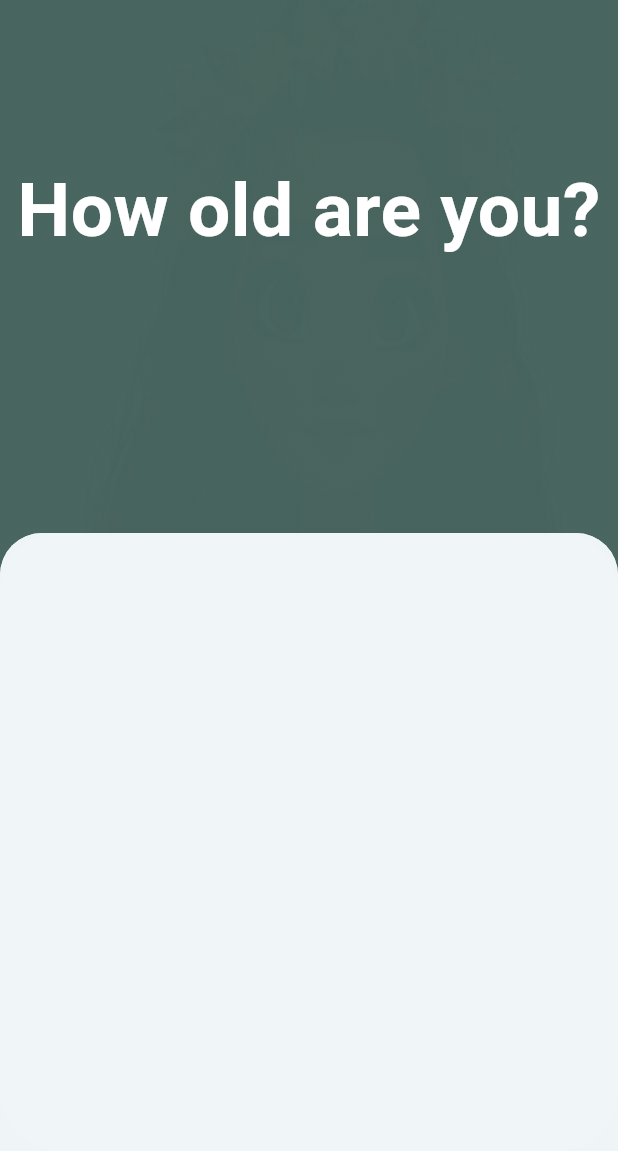
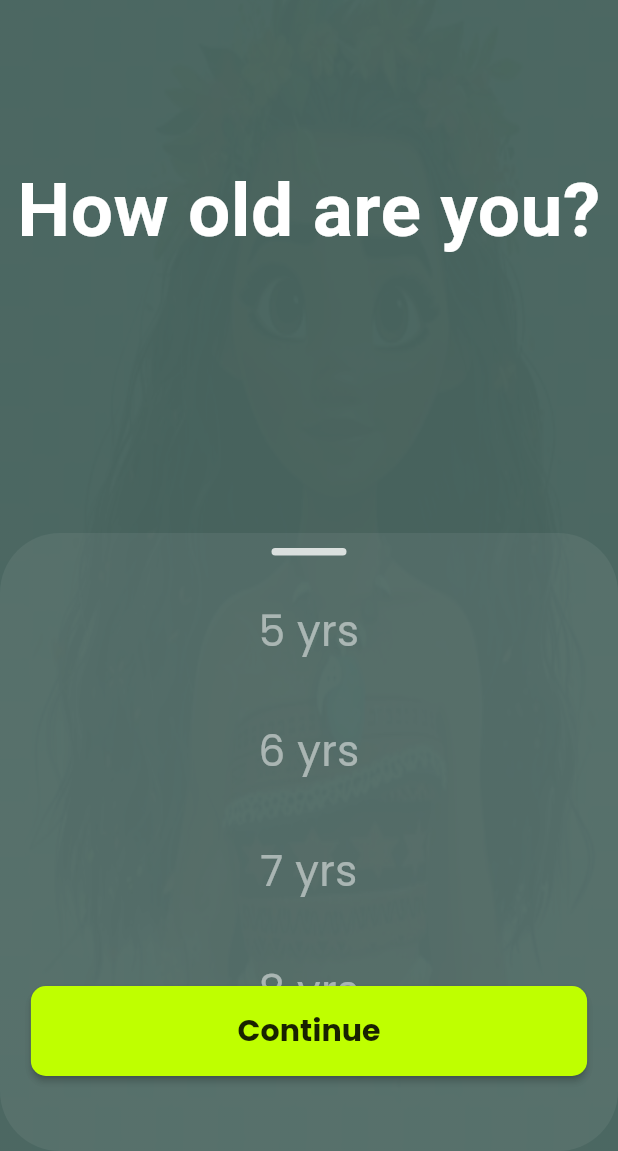
Before and after one commit to SamuelNyarko-lab/pbooks, a Flutter app: the SecondScreen screen opened directly, on a phone screen of 412 x 824 dp, the part 85-1236 px from its top. Run offline on Flutter 3.47's test engine with Material 3 defaults, Android fonts, the phone set to English and light mode, and no system bars; Roboto replaces fonts that are missing (Poppins-Bold).

Commit message:
Second Screen Complete

```diff
--- a/lib/main.dart
+++ b/lib/main.dart
@@ -1,6 +1,8 @@
 import 'package:flutter/material.dart';
 import 'package:pbooks/utilities/utils.dart';
+import 'package:pbooks/views/secondscreen.dart';
 import 'package:pbooks/views/splashscreen.dart';
+import 'package:pbooks/views/thirdscreen.dart';
 
 
 void main() {
@@ -17,7 +19,7 @@ class MyApp extends StatelessWidget {
       title: 'PBooks',
       theme: mainTheme,
       debugShowCheckedModeBanner: false,
-      home: SplashScreen(),
+      home: ThirdScreen(),
     );
   }
 }
--- /dev/null
+++ b/lib/views/mainpage.dart
@@ -0,0 +1,10 @@
+import 'package:flutter/material.dart';
+
+class MainPage extends StatelessWidget {
+  const MainPage({super.key});
+
+  @override
+  Widget build(BuildContext context) {
+    return const Placeholder();
+  }
+}
--- a/lib/views/secondscreen.dart
+++ b/lib/views/secondscreen.dart
@@ -1,6 +1,7 @@
 // ignore_for_file: must_be_immutable
 
 import 'package:flutter/material.dart';
+import 'package:pbooks/views/thirdscreen.dart';
 
 import '../utilities/helpers.dart';
 import '../widgets/button.dart';
@@ -10,12 +11,14 @@ import '../widgets/pagewithbg.dart';
 class SecondScreen extends StatelessWidget {
   SecondScreen({super.key});
 
-  List<int> ages = [1, 2, 3, 4, 5, 6, 7, 8, 9, 10];
+  List<int> ages = [5, 6, 7, 8, 9, 10, 11, 12, 13, 14, 15, 16, 17];
+  final ValueNotifier<int?> selectedIndex = ValueNotifier<int?>(null);
+
   @override
   Widget build(BuildContext context) {
     return PageWithBackground(
       assetImagePath: 'assets/images/moana2.jpg',
-      opacity: 0.01,
+      opacity: 0.02,
       child: Scaffold(
         appBar: AppBar(
           leading: CircularButton(
@@ -52,25 +55,134 @@ class SecondScreen extends StatelessWidget {
               verticalSpace(50),
               Container(
                 height: deviceHeight(context) * 0.5,
+                width: double.infinity,
                 decoration: BoxDecoration(
-                    color: Colors.white.withAlpha(20),
-                    borderRadius: BorderRadius.horizontal(
-                      left: Radius.circular(40),
-                      right: Radius.circular(40),
-                    )),
+                  color: Colors.white.withAlpha(15),
+                  borderRadius: BorderRadius.horizontal(
+                    left: Radius.circular(40),
+                    right: Radius.circular(40),
+                  ),
+                ),
+                child: Stack(
+                  alignment: Alignment.topCenter,
+                  children: [
+                    SizedBox(
+                      height: (deviceHeight(context) * 0.5) - 100,
+                      child: Column(
+                        children: [
+                          Padding(
+                            padding: const EdgeInsets.all(10.0),
+                            child: Container(
+                              width: 50,
+                              height: 5,
+                              decoration: BoxDecoration(
+                                color: Colors.white.withAlpha(200),
+                                borderRadius: BorderRadius.circular(10),
+                              ),
+                            ),
+                          ),
+                          // Expanded(
+                          //   child: ListView.builder(
+                          //       itemCount: ages.length,
+                          //       itemBuilder: (context, index) {
+                          //         return Padding(
+                          //           padding: const EdgeInsets.all(20.0),
+                          //           child: Text(
+                          //             '${ages[index]} yrs',
+                          //             textAlign: TextAlign.center,
+                          //             style: TextStyle(
+                          //               color: Colors.white,
+                          //               fontWeight: FontWeight.w600,
+                          //               fontSize: 30,
+                          //               fontFamily: 'Poppins'
+                          //             ),
+                          //           ),
+                          //         );
+                          //       }),
+                          // )
+                          Expanded(
+                            child: ValueListenableBuilder<int?>(
+                              valueListenable:
+                                  selectedIndex, // ✅ Correct usage here
+                              builder: (context, selected, child) {
+                                return ListView.builder(
+                                  itemCount: ages.length,
+                                  //itemExtent: 50,
+                                  physics: BouncingScrollPhysics(),
+                                  itemBuilder: (context, index) {
+                                    bool isSelected = selected == index;
+                                    return GestureDetector(
+                                      onTap: () => selectedIndex.value =
+                                          index, // Update selected value
+                                      child: Stack(
+                                        alignment: Alignment.center,
+                                        children: [
+                                          // Selection Overlay Box (Only visible when selected)
+                                          if (isSelected)
+                                            Container(
+                                              height: 60,
+                                              width: deviceWidth(context) *0.7,
+                                              decoration: BoxDecoration(
+                                                color: Colors.white
+                                                    .withOpacity(0.15),
+                                                borderRadius:
+                                                    BorderRadius.circular(10),
+                                              ),
+                                            ),
+                                          // Text
+                                          Padding(
+                                            padding: const EdgeInsets.symmetric(vertical: 20),
+                                            child: Text(
+                                              '${ages[index]} yrs',
+                                              textAlign: TextAlign.center,
+                                              style: TextStyle(
+                                                fontSize: isSelected ? 30 : 28,
+                                                fontWeight:isSelected ?FontWeight.bold : FontWeight.w500,
+                                                color: Colors.white.withOpacity(
+                                                    isSelected ? 1 : 0.5),
+                                              ),
+                                            ),
+                                          ),
+                                        ],
+                                      ),
+                                    );
+                                  },
+                                );
+                              },
+                            ),
+                          ),
+                        ],
+                      ),
+                    ),
+                    Positioned(
+                      bottom: 50,
+                      child: MainButton(
+                          action: () {
+                            Navigator.push(
+                              context,
+                              MaterialPageRoute(
+                                builder: (context) => ThirdScreen(),
+                              ),
+                            );
+                          },
+                          buttonText: 'Continue'),
+                    ),
+                    verticalSpace(20),
+                  ],
+                ),
               )
             ],
           ),
         ),
-        bottomSheet: BottomSheet(onClosing: (){}, builder: (context)=> Container(
-                  height: deviceHeight(context) * 0.5,
-                  decoration: BoxDecoration(
-                      color: Colors.white.withAlpha(20),
-                      borderRadius: BorderRadius.horizontal(
-                        left: Radius.circular(40),
-                        right: Radius.circular(40),
-                      )),
-                ), ),
+        // bottomSheet: BottomSheet(onClosing: (){}, builder: (context)=> Container(
+        //           height: deviceHeight(context) * 0.5,
+        //           decoration: BoxDecoration(
+        //               color: Colors.white.withAlpha(20),
+        //               borderRadius: BorderRadius.horizontal(
+        //                 left: Radius.circular(40),
+        //                 right: Radius.circular(40),
+        //               )),
+        //         ), ),
       ),
     );
   }
```
Also changed, not shown: lib/views/thirdscreen.dart (added).
